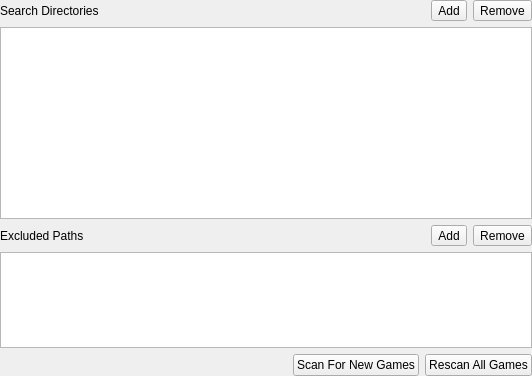
This is src/duckstation-qt/gamelistsettingswidget.ui in kofxi3584karlayang/duckstation as Qt 5 draws it before an edit. The edited form follows.
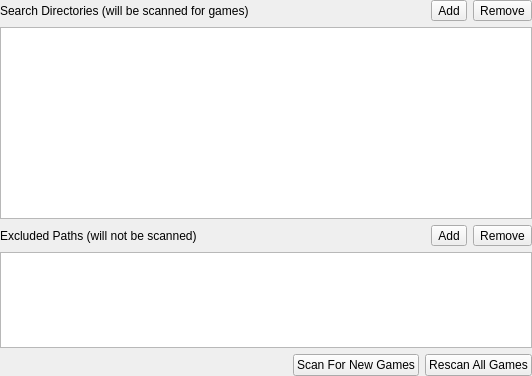
This is the edited form. Icons and pictures are not drawn.

Commit message: Qt: Clarify game list settings titles

```diff
--- a/src/duckstation-qt/gamelistsettingswidget.ui
+++ b/src/duckstation-qt/gamelistsettingswidget.ui
@@ -31,7 +31,7 @@
      <item>
       <widget class="QLabel" name="label">
        <property name="text">
-        <string>Search Directories</string>
+        <string>Search Directories (will be scanned for games)</string>
        </property>
       </widget>
      </item>
@@ -92,7 +92,7 @@
      <item>
       <widget class="QLabel" name="label_2">
        <property name="text">
-        <string>Excluded Paths</string>
+        <string>Excluded Paths (will not be scanned)</string>
        </property>
       </widget>
      </item>
```
